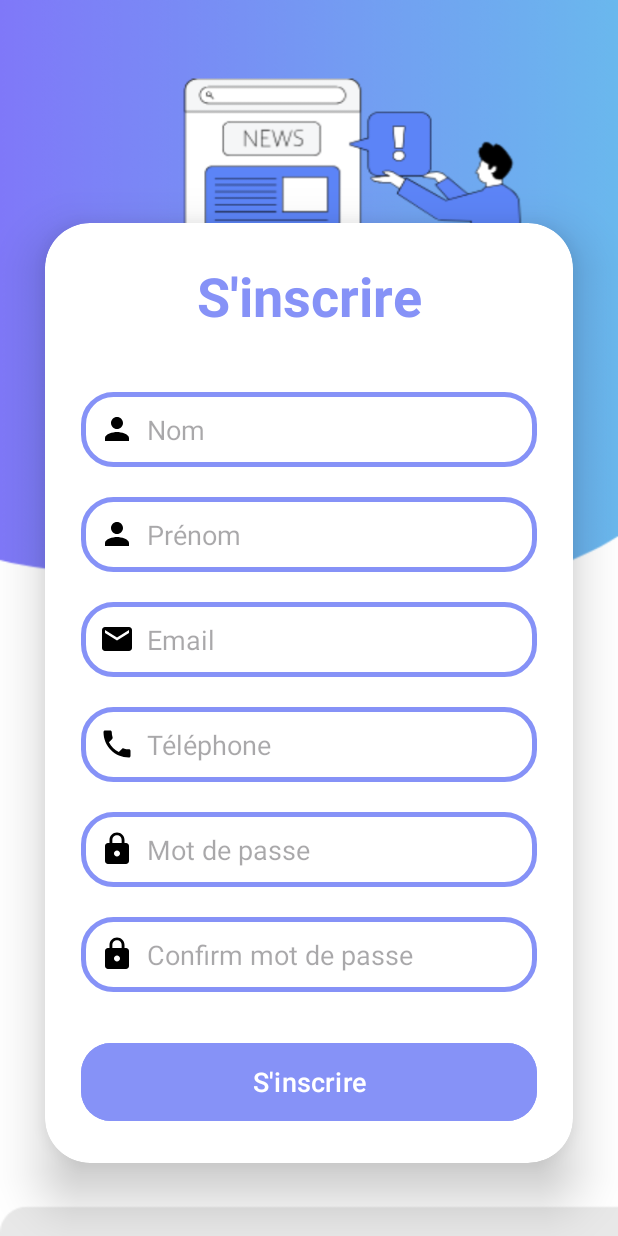
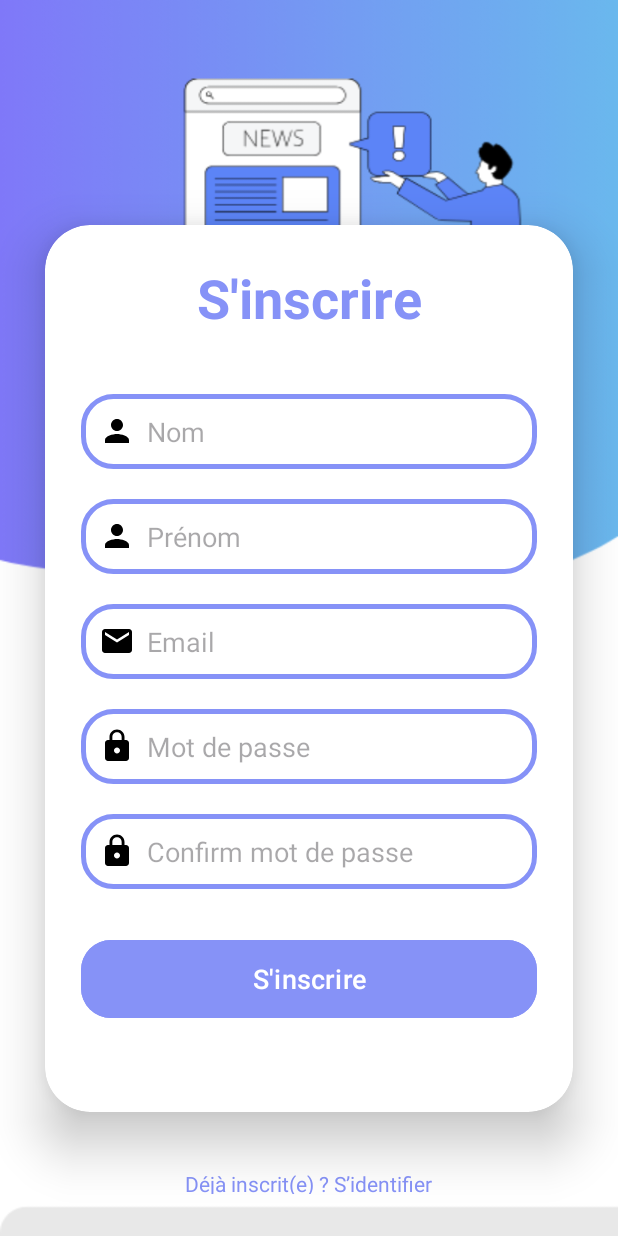
Before and after one commit to bensaltanahassan/news-app-kotlin, an Android app: the screen it shows after launch (MainActivity), on a phone screen of 412 x 824 dp. Run offline under Robolectric (Android 15) with nearby library versions, the phone set to English and light mode, and no system bars.

Commit message:
sign up post logic commit

```diff
--- a/app/src/main/res/layout/fragment_sign_up.xml
+++ b/app/src/main/res/layout/fragment_sign_up.xml
@@ -74,19 +74,7 @@
                 android:textColorHighlight="@color/cardview_dark_background"
                 android:layout_marginTop="20dp"/>
 
-            <EditText
-                android:layout_width="match_parent"
-                android:layout_height="50dp"
-                android:id="@+id/phoneSignUp"
-                android:background="@drawable/custom_edittext"
-                android:drawableLeft="@drawable/baseline_phone_24"
-                android:drawablePadding="8dp"
-                android:hint="Téléphone"
-                android:padding="12dp"
-                android:inputType="phone"
-                android:textColor="@color/black"
-                android:textColorHighlight="@color/cardview_dark_background"
-                android:layout_marginTop="20dp"/>
+
 
 
             <EditText
@@ -128,6 +116,19 @@
                 android:layout_marginTop="30dp"
                 android:backgroundTint="@color/purple"
                 app:cornerRadius = "20dp"/>
+            <TextView
+                android:layout_width="wrap_content"
+                android:layout_height="wrap_content"
+
+                android:textSize="18sp"
+                android:layout_marginTop="10dp"
+                android:textAlignment="center"
+                android:gravity="center"
+                android:textColor="@color/red"
+                android:textStyle="bold"
+                android:id="@+id/errorTextSignUp"
+                />
+
 
         </LinearLayout>
 
--- a/app/src/main/res/values/colors.xml
+++ b/app/src/main/res/values/colors.xml
@@ -8,4 +8,5 @@
     <color name="teal_700">#FF018786</color>
     <color name="purple">#8692f7</color>
     <color name="white">#FFFFFFFF</color>
+    <color name="red">#ff3333</color>
 </resources>
```
Also changed, not shown: app/src/main/java/com/example/newsapp/SignUpFragment.kt (+52 -1 lines).
